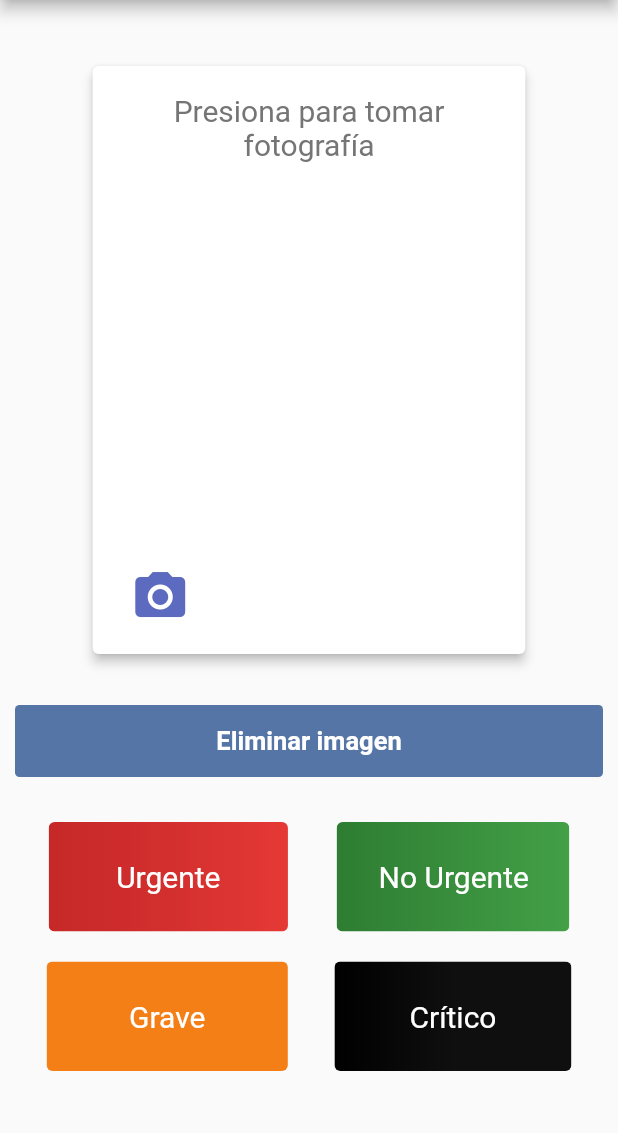
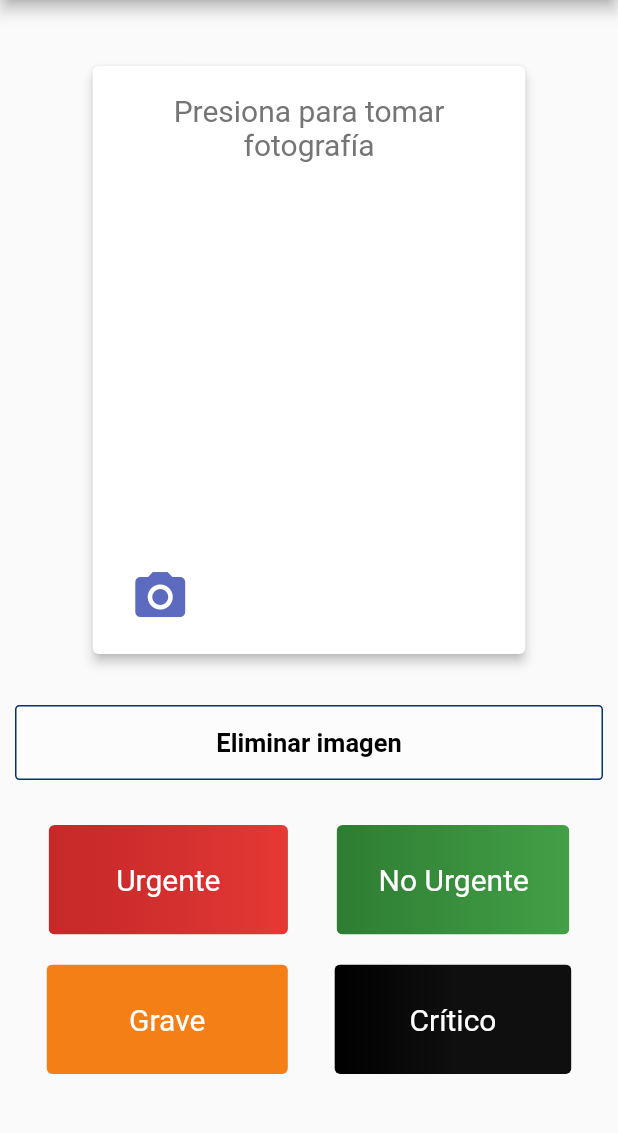
Before and after one commit to asunawesker/movil-hack, a Flutter app: the screen it shows after launch, on a phone screen of 412 x 824 dp, the part 84-1217 px from its top. Run offline on Flutter 3.47's test engine with Material 2 defaults, Android fonts, the phone set to English and light mode, and no system bars; our stand-ins replace camera, dio.

Commit message:
trying to fix eliminar imagen button

```diff
--- a/lib/main.dart
+++ b/lib/main.dart
@@ -9,7 +9,6 @@ void main() {
 }
 
 class MyApp extends StatelessWidget {
-  // This widget is the root of your application.
   @override
   Widget build(BuildContext context) {
     return MaterialApp(
@@ -53,7 +52,7 @@ class _MyHomePageState extends State<MyHomePage> {
   }
 
   Future<void> presentAlert(BuildContext context,
-      {String title = '', String message = '', Function()? ok}) {
+    {String title = '', String message = '', Function()? ok}) {
     return showDialog(
         context: context,
         builder: (c) {
@@ -72,7 +71,6 @@ class _MyHomePageState extends State<MyHomePage> {
               TextButton(
                 child: Text(
                   'OK',
-                  // style: greenText,
                 ),
                 onPressed: ok != null ? ok : Navigator.of(context).pop,
               ),
@@ -172,7 +170,8 @@ class _MyHomePageState extends State<MyHomePage> {
                     Expanded(
                       child: Container(
                           decoration: BoxDecoration(
-                              color: Color(0xFF5675a7),
+                              color: Colors.white30,
+                              border: Border.all(color: Color(0xFF062f75)),
                               borderRadius:
                                   BorderRadius.all(Radius.circular(3.0))),
                           child: RawMaterialButton(
@@ -183,13 +182,13 @@ class _MyHomePageState extends State<MyHomePage> {
                               });
                             },
                             child: Center(
-                                child: Text(
+                              child: Text(
                               'Eliminar imagen',
                               style: TextStyle(
-                                  color: Colors.white,
+                                  color: Colors.black,
                                   fontSize: 17.0,
                                   fontWeight: FontWeight.bold),
-                            )),
+                              )),
                           )),
                     )
                   ],
@@ -224,17 +223,13 @@ class _MyHomePageState extends State<MyHomePage> {
                           textStyle: const TextStyle(fontSize: 20),
                         ),
                         onPressed: () async {
-                          // show loader
                           presentLoader(context, text: 'Enviando información');
 
-                          // calling with dio
                           var responseDataDio =
                               await _dioUploadService.uploadPhotos(_images[0], "urgente");
 
-                          // hide loader
                           Navigator.of(context).pop();
 
-                          // showing alert dialogs
                           await presentAlert(context,
                               title: 'Success Dio',
                               message: responseDataDio.toString());
@@ -268,17 +263,13 @@ class _MyHomePageState extends State<MyHomePage> {
                             textStyle: const TextStyle(fontSize: 20),
                           ),
                           onPressed: () async {
-                          // show loader
                           presentLoader(context, text: 'Enviando información');
 
-                          // calling with dio
                           var responseDataDio =
                               await _dioUploadService.uploadPhotos(_images[0], "no urgente");
 
-                          // hide loader
                           Navigator.of(context).pop();
 
-                          // showing alert dialogs
                           await presentAlert(context,
                               title: 'Success Dio',
                               message: responseDataDio.toString());
@@ -319,17 +310,13 @@ class _MyHomePageState extends State<MyHomePage> {
                           textStyle: const TextStyle(fontSize: 20),
                         ),
                         onPressed: () async {
-                          // show loader
                           presentLoader(context, text: 'Enviando información');
 
-                          // calling with dio
                           var responseDataDio =
                               await _dioUploadService.uploadPhotos(_images[0], "grave");
 
-                          // hide loader
                           Navigator.of(context).pop();
 
-                          // showing alert dialogs
                           await presentAlert(context,
                               title: 'Success Dio',
                               message: responseDataDio.toString());
@@ -363,17 +350,13 @@ class _MyHomePageState extends State<MyHomePage> {
                             textStyle: const TextStyle(fontSize: 20),
                           ),
                           onPressed: () async {
-                            // show loader
                             presentLoader(context, text: 'Enviando información');
 
-                            // calling with dio
                             var responseDataDio =
                                 await _dioUploadService.uploadPhotos(_images[0], "crítico");
 
-                            // hide loader
                             Navigator.of(context).pop();
 
-                            // showing alert dialogs
                             await presentAlert(context,
                                 title: 'Success Dio',
                                 message: responseDataDio.toString());
```
